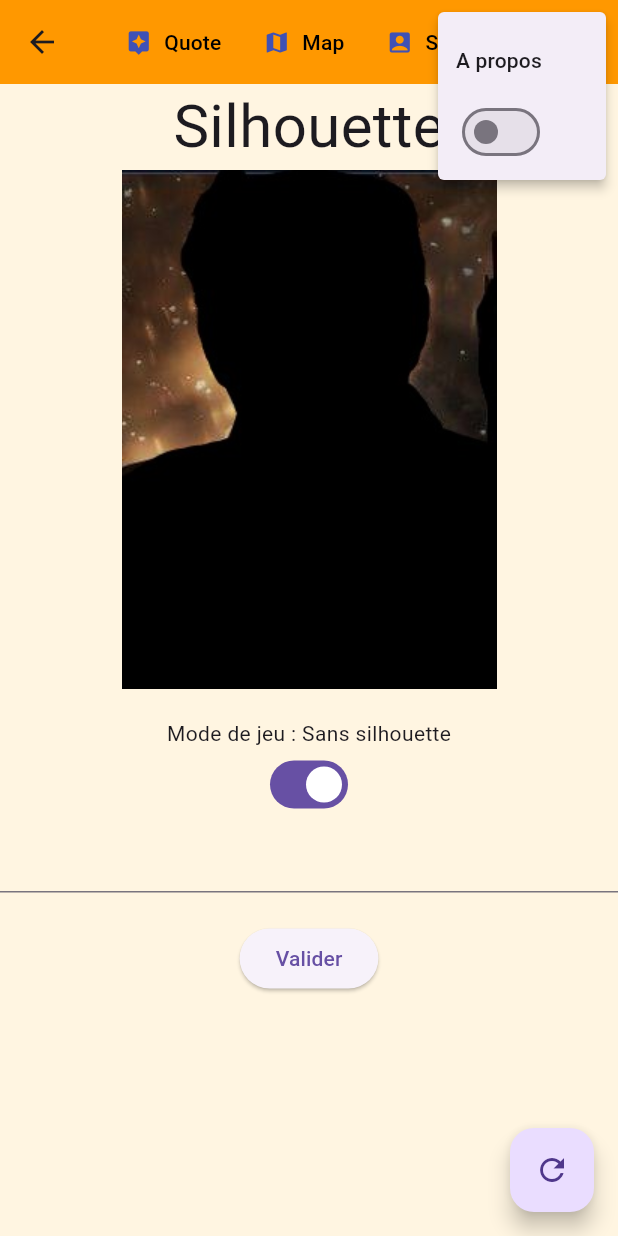
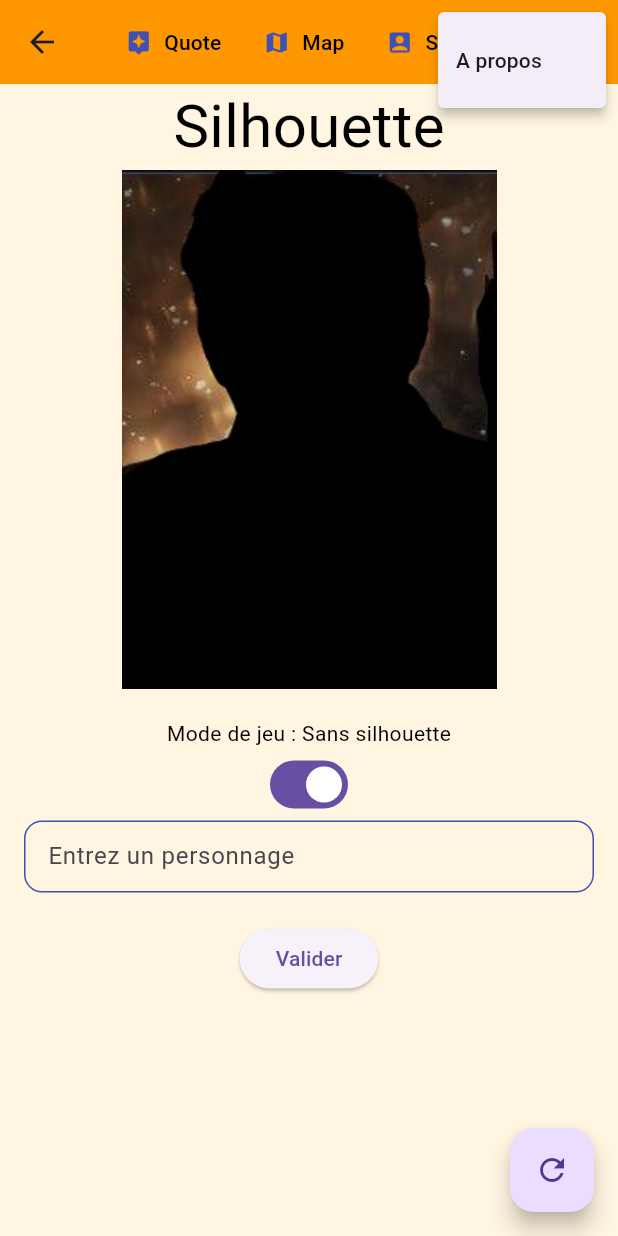
Before and after one commit to ClementReverbel/MaxPayne-DLE, a Flutter app: the silhouette screen opened by its route, after a tap on the "more vert" icon, on a phone screen of 412 x 824 dp. Run offline on Flutter 3.47's test engine with Material 3 defaults, Android fonts, the phone set to English and light mode, and no system bars; our stand-ins replace sqflite; accounts and stored records are empty; generated files the repository leaves out were written again.

Commit message:
Theme de l'application terminé

```diff
--- a/lib/elements/AutoCompleteCharacter.dart
+++ b/lib/elements/AutoCompleteCharacter.dart
@@ -1,4 +1,3 @@
-
 //Cette classe permet de créer un textField autocomplétant personnalisé
 //Il est crée dans une autre classe pour rentre le code propre et réfactorisé
 import 'package:flutter/cupertino.dart';
@@ -12,24 +11,27 @@ class AutoCompleteCharacter extends StatefulWidget {
   const AutoCompleteCharacter({
     super.key,
     required this.onCharacterSelected,
-    required this.characterOptions
+    required this.characterOptions,
   });
 
   @override
   State<AutoCompleteCharacter> createState() => _AutoCompleteCharacterState();
-
 }
 
 class _AutoCompleteCharacterState extends State<AutoCompleteCharacter> {
   @override
   Widget build(BuildContext context) {
-    return Autocomplete<String>(
+    return Padding(
+      padding: const EdgeInsets.symmetric(horizontal: 16.0),
+      child: Autocomplete<String>(
         optionsBuilder: (TextEditingValue textEditingValue) {
           if (textEditingValue.text == '') {
             return const Iterable<String>.empty();
           }
           return widget.characterOptions.where((String option) {
-          return option.toLowerCase().contains(textEditingValue.text.toLowerCase());
+            return option.toLowerCase().contains(
+              textEditingValue.text.toLowerCase(),
+            );
           }).toList();
         },
 
@@ -37,6 +39,30 @@ class _AutoCompleteCharacterState extends State<AutoCompleteCharacter> {
         onSelected: (String selection) {
           widget.onCharacterSelected(selection);
         },
+        fieldViewBuilder: (context, controller, focusNode, onEditingComplete) {
+          return TextField(
+            controller: controller,
+            focusNode: focusNode,
+            onEditingComplete: onEditingComplete,
+            style: const TextStyle(fontSize: 16),
+            decoration: InputDecoration(
+              hintText: 'Entrez un personnage',
+              contentPadding: const EdgeInsets.symmetric(
+                horizontal: 12,
+                vertical: 10,
+              ),
+              border: OutlineInputBorder(
+                borderRadius: BorderRadius.circular(12),
+                borderSide: const BorderSide(color: Colors.indigo),
+              ),
+              enabledBorder: OutlineInputBorder(
+                borderRadius: BorderRadius.circular(12),
+                borderSide: const BorderSide(color: Colors.indigo),
+              ),
+            ),
+          );
+        },
+      ),
     );
   }
 }
--- a/lib/elements/boutonsMenu.dart
+++ b/lib/elements/boutonsMenu.dart
@@ -20,7 +20,6 @@ class boutonsMenu extends StatefulWidget implements PreferredSizeWidget {
 }
 
 class _boutonsMenuState extends State<boutonsMenu> {
-  bool _switchon = false;
 
   @override
   Widget build(BuildContext context) {
@@ -75,17 +74,6 @@ class _boutonsMenuState extends State<boutonsMenu> {
                   value: burger.apropos,
                   child: Text("A propos"),
                 ),
-                PopupMenuItem<burger>(
-                  value: burger.theme,
-                  child: Switch(
-                    value: _switchon,
-                    onChanged: (bool value) {
-                      setState(() {
-                        _switchon = value;
-                      });
-                    },
-                  ),
-                ),
               ],
         ),
       ],
--- a/lib/pages/silhouette.dart
+++ b/lib/pages/silhouette.dart
@@ -126,6 +126,7 @@ class _silhouetteState extends State<silhouette> {
               },
               child: Text("Valider"),
             ),
+            SizedBox(height: 10),
           ],
         ),
       ),
```
Also changed, not shown: lib/main.dart (+10 -5 lines). Lines whose indentation alone changed are shown as unchanged.
